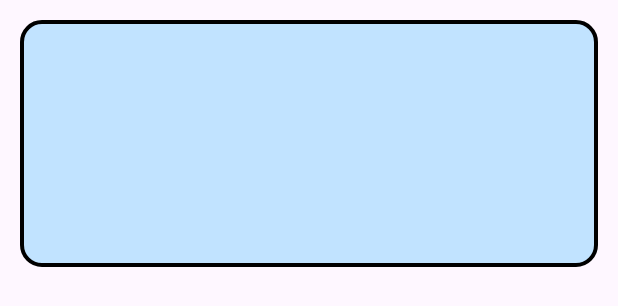
After one commit to supershor/Grade-ACE, an Android app: the layout recycler_main_page.xml on its own in the app's theme, with its tools: preview values and no code run, on a phone screen of 412 x 824 dp. The commit adds this screen. Shown: the top 306 px of the screen. Run offline under Robolectric (Android 15) with nearby library versions, the phone set to English and light mode, and no system bars.

Commit message:
Main page added with recycler view.

```diff
--- /dev/null
+++ b/app/src/main/res/layout/recycler_main_page.xml
@@ -0,0 +1,48 @@
+<?xml version="1.0" encoding="utf-8"?>
+<LinearLayout xmlns:android="http://schemas.android.com/apk/res/android"
+    android:layout_width="match_parent"
+    android:orientation="vertical"
+    android:layout_margin="@dimen/_10sdp"
+    android:background="@drawable/less_border_blue"
+    android:layout_height="wrap_content">
+<TextView
+    android:layout_marginTop="@dimen/_10sdp"
+    android:layout_width="match_parent"
+    android:layout_height="wrap_content"
+    android:text=""
+    android:textSize="@dimen/_20sdp"
+    android:textAlignment="viewStart"
+    android:textStyle="bold"
+    android:textColor="@color/black"
+    android:id="@+id/name_recycler"
+    android:padding="@dimen/_5sdp"
+    android:singleLine="true"
+    android:layout_marginStart="@dimen/_10sdp"
+    android:layout_marginEnd="@dimen/_10sdp"
+    />
+    <TextView
+    android:layout_width="match_parent"
+    android:layout_height="wrap_content"
+    android:text=""
+    android:textSize="@dimen/_18sdp"
+    android:textAlignment="viewStart"
+    android:textColor="@color/black"
+    android:id="@+id/sem_recycler"
+    android:padding="@dimen/_5sdp"
+    android:singleLine="true"
+        android:layout_marginStart="@dimen/_10sdp"
+        android:layout_marginEnd="@dimen/_10sdp"/>
+    <TextView
+    android:layout_width="match_parent"
+    android:layout_height="wrap_content"
+    android:text=""
+    android:textSize="@dimen/_18sdp"
+    android:textAlignment="viewStart"
+    android:textColor="@color/black"
+    android:id="@+id/ogpa_recycler"
+    android:padding="@dimen/_5sdp"
+    android:singleLine="true"
+        android:layout_marginBottom="@dimen/_10sdp"
+        android:layout_marginStart="@dimen/_10sdp"
+        android:layout_marginEnd="@dimen/_10sdp"/>
+</LinearLayout>
--- a/app/src/main/res/layout/text_spinner.xml
+++ b/app/src/main/res/layout/text_spinner.xml
@@ -1,9 +1,12 @@
 <?xml version="1.0" encoding="utf-8"?>
 <TextView xmlns:android="http://schemas.android.com/apk/res/android"
     android:layout_width="match_parent"
-    android:ellipsize="end"
-    android:maxLines="1"
-    android:textSize="@dimen/_16sdp"
-    android:textColor="@color/black"
-    android:textAppearance="?attr/textAppearanceSubtitle1"
-    android:layout_height="match_parent"/>
+    android:id="@+id/text"
+android:ellipsize="end"
+android:maxLines="1"
+android:textSize="@dimen/_16sdp"
+android:textColor="@color/black"
+android:textAppearance="?attr/textAppearanceSubtitle1"
+android:layout_height="wrap_content">
+
+</TextView>
```
